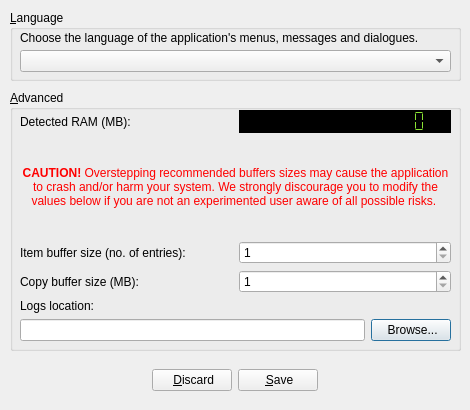
Old version of the form src/preferences.ui in the repository felsocim/Backy.
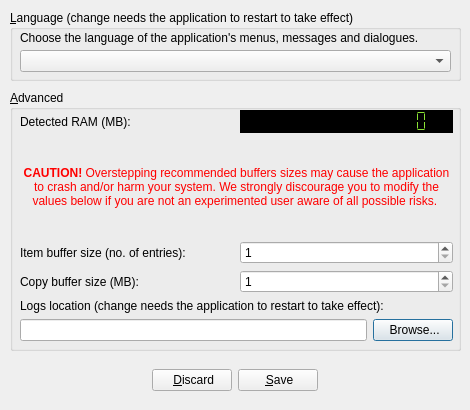
New version of the form. Icons and pictures are not drawn.

Commit message: Removing unnecessary message box triggering (replaced by informational strings in the UI)

Patch:
```diff
--- a/src/preferences.ui
+++ b/src/preferences.ui
@@ -39,7 +39,7 @@
     </rect>
    </property>
    <property name="title">
-    <string>&amp;Language</string>
+    <string>&amp;Language (change needs the application to restart to take effect)</string>
    </property>
    <widget class="QLabel" name="labelLanguageDescription">
     <property name="geometry">
@@ -85,7 +85,7 @@
      <rect>
       <x>10</x>
       <y>20</y>
-      <width>431</width>
+      <width>433</width>
       <height>231</height>
      </rect>
     </property>
@@ -196,10 +196,10 @@
          </property>
         </widget>
        </item>
-       <item row="1" column="0">
+       <item row="1" column="0" colspan="2">
         <widget class="QLabel" name="labelLogsLocationDescription">
          <property name="text">
-          <string>Logs location:</string>
+          <string>Logs location (change needs the application to restart to take effect):</string>
          </property>
         </widget>
        </item>
```
The commit also changes 2 other files.
